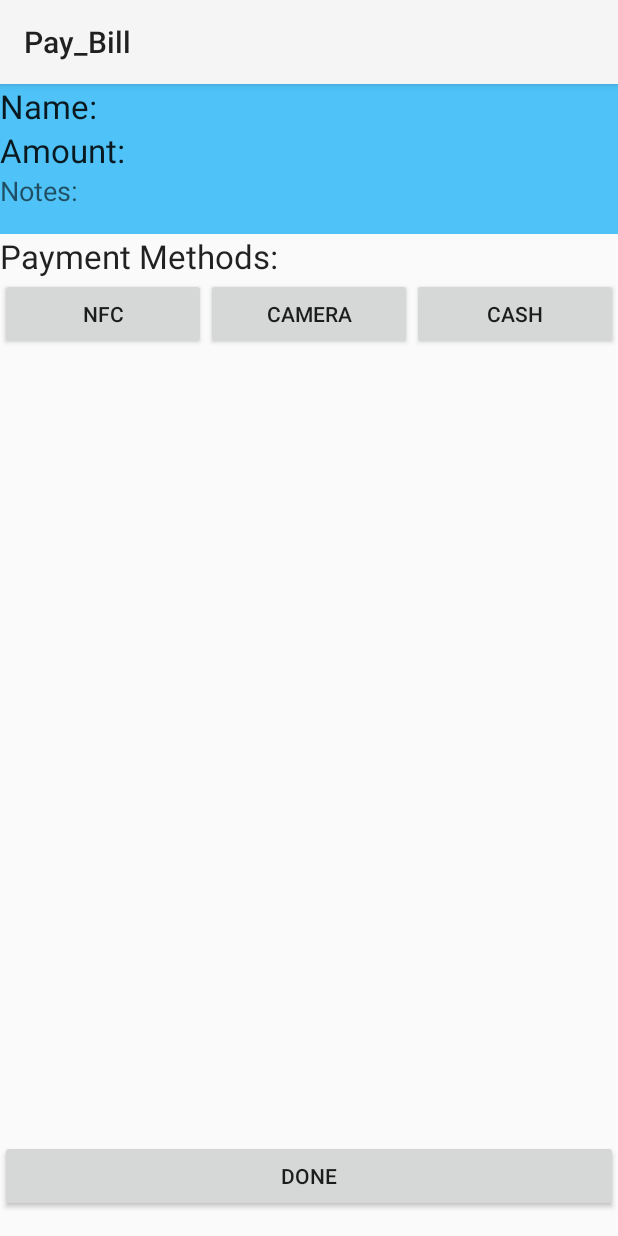
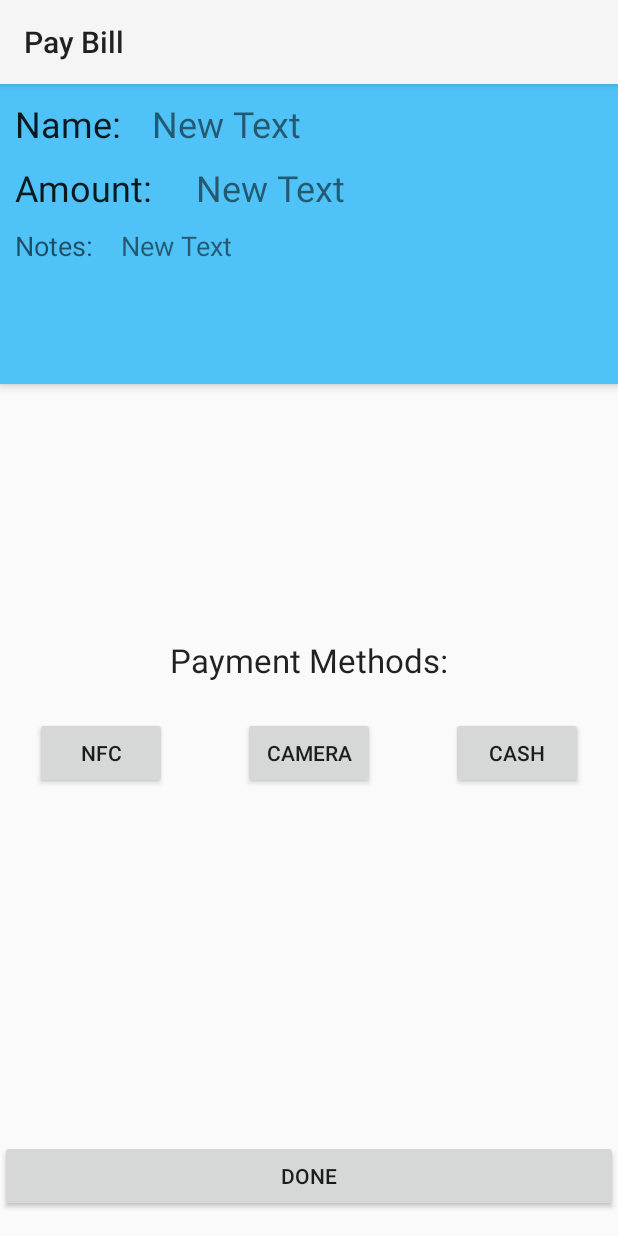
Before and after one commit to JeffSeto/EngMathHack, an Android app: the Pay_Bill screen opened directly, with no data from a screen before it, on a phone screen of 412 x 824 dp. Run offline under Robolectric (Android 15) with nearby library versions, the phone set to English and light mode, and no system bars; libraries missing offline, so code that uses them is left out: io.card.payment; 4 statements that could not run were skipped.

Commit message:
its workin

```diff
--- a/EngMathHack/app/src/main/java/com/example/jeffrey/engmathhack/MainActivity.java
+++ b/EngMathHack/app/src/main/java/com/example/jeffrey/engmathhack/MainActivity.java
@@ -40,10 +40,8 @@ public class MainActivity extends Activity {
         contacts = new ArrayList();
         contacts.add(test);
 
+        adapter = new BillAdapter(this,contacts);
 
-
-
-        adapter = new BillAdapter(this,contacts);
         rv.setAdapter(adapter);
 
         /* init database */
--- a/EngMathHack/app/src/main/java/com/example/jeffrey/engmathhack/Pay_Bill.java
+++ b/EngMathHack/app/src/main/java/com/example/jeffrey/engmathhack/Pay_Bill.java
@@ -6,20 +6,20 @@ import android.content.DialogInterface;
 import android.content.Intent;
 import android.nfc.NfcAdapter;
 import android.os.Bundle;
-import android.view.Menu;
-import android.view.MenuItem;
 import android.view.View;
 import android.widget.Button;
 import android.widget.TextView;
-import android.widget.ToggleButton;
 
+import io.card.payment.CardIOActivity;
+import io.card.payment.CreditCard;
 import io.triangle.reader.PaymentCard;
 import io.triangle.reader.ScanActivity;
 
 
 public class Pay_Bill extends Activity {
 
-    final public int SCAN_REQUEST_CODE = 1000;
+    private static final int MY_SCAN_REQUEST_CODE = 2000;
+    final public int NFC_SCAN_REQUEST_CODE = 1000;
     public boolean scanning;
     AlertDialog.Builder toast;
 
@@ -31,14 +31,18 @@ public class Pay_Bill extends Activity {
     public void onCreate(Bundle savedInstanceState) {
         super.onCreate(savedInstanceState);
 
-
+        String extra[] = getIntent().getExtras().getStringArray("1111");
         setContentView(R.layout.activity_pay__bill);
 
         nfcButton = (Button) findViewById(R.id.nfcScanButton);
         cameraButton = (Button) findViewById(R.id.cameraButton);
-        name = (TextView) findViewById(R.id.nameTextView);
-        amount = (TextView) findViewById(R.id.amountTextView);
-        note = (TextView) findViewById(R.id.notesTextView);
+        name = (TextView) findViewById(R.id.nameView);
+        amount = (TextView) findViewById(R.id.amountView);
+        note = (TextView) findViewById(R.id.notesView);
+
+        name.setText(extra[0]);
+        note.setText(extra[1]);
+        amount.setText("$" + extra[2]);
 
     }
 
@@ -71,13 +75,13 @@ public class Pay_Bill extends Activity {
         if(nfcAdapter.isEnabled()){
             Intent scanIntent = new Intent(this, io.triangle.reader.ScanActivity.class);
             scanIntent.putExtra(ScanActivity.INTENT_EXTRA_RETRY_ON_ERROR,true);
-            this.startActivityForResult(scanIntent, SCAN_REQUEST_CODE);
+            this.startActivityForResult(scanIntent, NFC_SCAN_REQUEST_CODE);
         }
     }
 
     @Override
     public void onActivityResult(int requestCode, int resultCode, Intent data){
-        if(requestCode == SCAN_REQUEST_CODE){
+        if(requestCode == NFC_SCAN_REQUEST_CODE){
 
             if(resultCode == RESULT_OK){
                 PaymentCard card = data.getParcelableExtra(ScanActivity.INTENT_EXTRA_PAYMENT_CARD);
@@ -90,6 +94,38 @@ public class Pay_Bill extends Activity {
         } else {
             super.onActivityResult(requestCode, resultCode, data);
         }
+
+        if (requestCode == MY_SCAN_REQUEST_CODE) {
+            String resultDisplayStr;
+            if (data != null && data.hasExtra(CardIOActivity.EXTRA_SCAN_RESULT)) {
+                CreditCard scanResult = data.getParcelableExtra(CardIOActivity.EXTRA_SCAN_RESULT);
+
+                // Never log a raw card number. Avoid displaying it, but if necessary use getFormattedCardNumber()
+                resultDisplayStr = "Card Number: " + scanResult.getRedactedCardNumber() + "\n";
+
+                // Do something with the raw number, e.g.:
+                // myService.setCardNumber( scanResult.cardNumber );
+
+                if (scanResult.isExpiryValid()) {
+                    resultDisplayStr += "Expiration Date: " + scanResult.expiryMonth + "/" + scanResult.expiryYear + "\n";
+                }
+
+                if (scanResult.cvv != null) {
+                    // Never log or display a CVV
+                    resultDisplayStr += "CVV has " + scanResult.cvv.length() + " digits.\n";
+                }
+
+                if (scanResult.postalCode != null) {
+                    resultDisplayStr += "Postal Code: " + scanResult.postalCode + "\n";
+                }
+            }
+            else {
+                resultDisplayStr = "Scan was canceled.";
+            }
+            // do something with resultDisplayStr, maybe display it in a textView
+            // resultTextView.setText(resultDisplayStr);
+        }
+        // else handle other activity results
     }
 
     private void cardScanned(PaymentCard card){
@@ -101,10 +137,21 @@ public class Pay_Bill extends Activity {
     }
 
     public void cameraClicked(View v){
+        Intent scanIntent = new Intent(this, CardIOActivity.class);
+
+        // customize these values to suit your needs.
+        scanIntent.putExtra(CardIOActivity.EXTRA_REQUIRE_EXPIRY, true); // default: false
+        scanIntent.putExtra(CardIOActivity.EXTRA_REQUIRE_CVV, false); // default: false
+        scanIntent.putExtra(CardIOActivity.EXTRA_REQUIRE_POSTAL_CODE, false); // default: false
+
+        // MY_SCAN_REQUEST_CODE is arbitrary and is only used within this activity.
+        startActivityForResult(scanIntent, MY_SCAN_REQUEST_CODE);
 
     }
 
     public void onPayClicked(View v){
         super.onBackPressed();
     }
+
+
 }
--- /dev/null
+++ b/EngMathHack/app/src/main/res/drawable/back.xml
@@ -0,0 +1,6 @@
+<?xml version="1.0" encoding="utf-8"?>
+
+    <shape xmlns:android="http://schemas.android.com/apk/res/android" android:shape="rectangle" >
+        <solid android:color="#ffffff" />
+        <stroke android:width="1dip" android:color="#000000"/>
+    </shape>
--- a/EngMathHack/app/src/main/res/layout/activity_add_bill.xml
+++ b/EngMathHack/app/src/main/res/layout/activity_add_bill.xml
@@ -10,7 +10,7 @@
     tools:context="com.example.jeffrey.engmathhack.Add_Bill">
 
     <RelativeLayout
-        android:elevation="8dp"
+        android:elevation="4dp"
         android:background="#4FC3F7"
         android:layout_width="match_parent"
         android:layout_height="200dp"
@@ -74,6 +74,7 @@
 
     <Button
         android:background="#4FC3F7"
+        android:elevation="2dp"
         android:layout_width="wrap_content"
         android:layout_height="wrap_content"
         android:text="Confirm"
--- a/EngMathHack/app/src/main/res/layout/activity_pay__bill.xml
+++ b/EngMathHack/app/src/main/res/layout/activity_pay__bill.xml
@@ -9,12 +9,12 @@
 
     <RelativeLayout
         android:layout_width="match_parent"
-        android:layout_height="100dp"
+        android:layout_height="200dp"
+        android:id="@+id/relativeLayout"
+        android:background="#4FC3F7"
+        android:elevation="4dp"
         android:layout_alignParentTop="true"
-        android:layout_alignParentStart="true"
-        android:id="@+id/relativeLayout"
-        android:layout_alignParentEnd="true"
-        android:background="#4FC3F7">
+        android:layout_alignParentStart="false">
 
         <TextView
             android:layout_width="wrap_content"
@@ -23,7 +23,10 @@
             android:text="Name:"
             android:id="@+id/nameTextView"
             android:layout_alignParentTop="true"
-            android:layout_alignParentStart="true" />
+            android:layout_alignParentStart="true"
+            android:layout_marginLeft="10dp"
+            android:layout_marginTop="10dp"
+            android:textSize="24dp" />
 
         <TextView
             android:layout_width="wrap_content"
@@ -32,7 +35,10 @@
             android:text="Amount:"
             android:id="@+id/amountTextView"
             android:layout_below="@+id/nameTextView"
-            android:layout_alignParentStart="true" />
+            android:layout_alignParentStart="true"
+            android:layout_marginLeft="10dp"
+            android:layout_marginTop="10dp"
+            android:textSize="24dp" />
 
         <TextView
             android:layout_width="wrap_content"
@@ -41,7 +47,40 @@
             android:text="Notes: "
             android:id="@+id/notesTextView"
             android:layout_below="@+id/amountTextView"
-            android:layout_alignParentStart="true" />
+            android:layout_alignParentStart="true"
+            android:layout_marginLeft="10dp"
+            android:layout_marginTop="10dp"
+            android:textSize="18dp" />
+
+        <TextView
+            android:layout_width="wrap_content"
+            android:layout_height="wrap_content"
+            android:text="New Text"
+            android:id="@+id/nameView"
+            android:layout_alignBottom="@+id/nameTextView"
+            android:layout_toEndOf="@+id/amountTextView"
+            android:textSize="24dp"
+            android:minWidth="200dp" />
+        <TextView
+            android:layout_width="wrap_content"
+            android:layout_height="wrap_content"
+            android:text="New Text"
+            android:id="@+id/notesView"
+            android:textSize="18dp"
+            android:minWidth="250dp"
+            android:minHeight="100dp"
+            android:layout_alignTop="@+id/notesTextView"
+            android:layout_toEndOf="@+id/nameTextView" />
+        <TextView
+            android:layout_width="wrap_content"
+            android:layout_height="wrap_content"
+            android:text="New Text"
+            android:id="@+id/amountView"
+            android:textSize="24dp"
+            android:minWidth="200dp"
+            android:layout_above="@+id/notesTextView"
+            android:layout_alignEnd="@+id/notesView" />
+
     </RelativeLayout>
 
     <Button
@@ -60,9 +99,8 @@
         android:textAppearance="?android:attr/textAppearanceLarge"
         android:text="Payment Methods:"
         android:id="@+id/paymentMethodsTextView"
-        android:layout_below="@+id/relativeLayout"
-        android:layout_alignStart="@+id/relativeLayout"
-        android:layout_alignParentEnd="true" />
+        android:layout_centerVertical="true"
+        android:layout_centerHorizontal="true" />
 
     <LinearLayout
         android:orientation="horizontal"
@@ -71,13 +109,18 @@
         android:layout_below="@+id/paymentMethodsTextView"
         android:id="@+id/buttonLinearLayout">
 
+    </LinearLayout>
+
     <Button
         android:layout_width="wrap_content"
         android:layout_height="wrap_content"
-            android:id="@+id/nfcScanButton"
-            android:text = "NFC"
-            android:onClick="nfcClicked"
-            android:layout_weight="1"/>
+        android:text="Cash"
+        android:id="@+id/cashButton"
+        android:layout_weight="1"
+        android:layout_marginEnd="23dp"
+        android:layout_alignTop="@+id/nfcScanButton"
+        android:layout_alignParentEnd="true"
+        android:elevation="2dp" />
 
     <Button
         android:layout_width="wrap_content"
@@ -85,15 +128,23 @@
         android:text="Camera"
         android:id="@+id/cameraButton"
         android:onClick="cameraClicked"
-            android:layout_weight="1"/>
+        android:layout_weight="1"
+        android:layout_alignTop="@+id/nfcScanButton"
+        android:layout_centerHorizontal="true"
+        android:elevation="2dp" />
 
     <Button
         android:layout_width="wrap_content"
         android:layout_height="wrap_content"
-            android:text="Cash"
-            android:id="@+id/cashButton"
-            android:layout_weight="1"/>
-    </LinearLayout>
+        android:id="@+id/nfcScanButton"
+        android:text = "NFC"
+        android:onClick="nfcClicked"
+        android:layout_weight="1"
+        android:layout_marginStart="23dp"
+        android:layout_below="@+id/buttonLinearLayout"
+        android:layout_alignParentStart="true"
+        android:layout_marginTop="23dp"
+        android:elevation="2dp" />
 
 
 </RelativeLayout>
--- a/EngMathHack/app/src/main/res/values/strings.xml
+++ b/EngMathHack/app/src/main/res/values/strings.xml
@@ -1,8 +1,7 @@
 <resources>
-    <string name="app_name">EngMathHack</string>
+    <string name="app_name">PayUrPals</string>
 
-    <string name="hello_world">Hello world!</string>
     <string name="action_settings">Settings</string>
-    <string name="title_activity_pay__bill">Pay_Bill</string>
+    <string name="title_activity_pay__bill">Pay Bill</string>
     <string name="title_activity_main2">Main2Activity</string>
 </resources>
```
Also changed, not shown: EngMathHack/app/src/main/java/com/example/jeffrey/engmathhack/Add_bill.java (+12 -1 lines), EngMathHack/app/src/main/java/com/example/jeffrey/engmathhack/BillAdapter.java (+11 -5 lines), EngMathHack/app/src/main/java/com/example/jeffrey/engmathhack/DBHandler.java (+41 -17 lines), EngMathHack/app/src/main/java/com/example/jeffrey/engmathhack/RSA.java (added, +42 -0 lines). Lines whose indentation alone changed are shown as unchanged.
